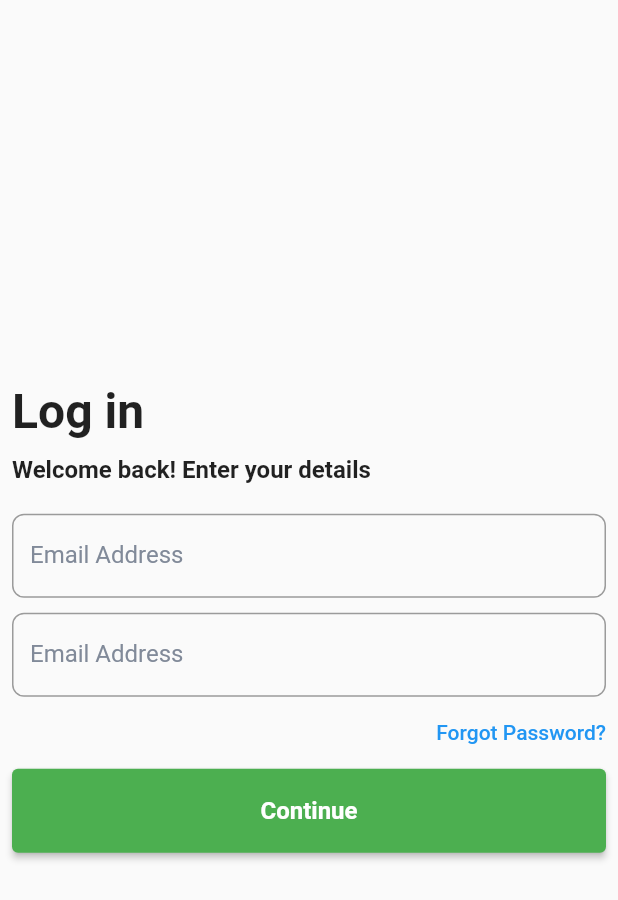
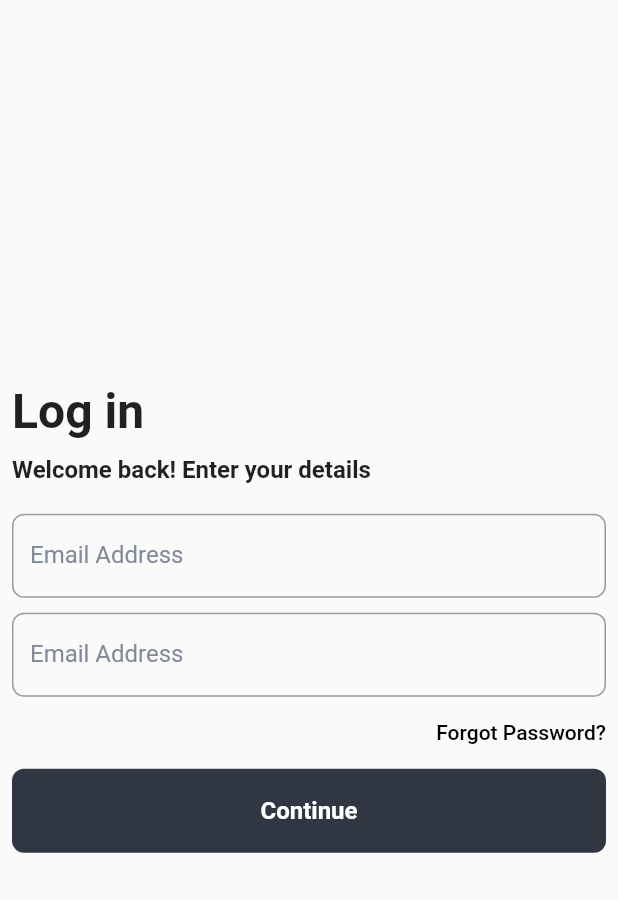
Before and after one commit to MohammedJamal21/Meta_Mentality_App, a Flutter app: the screen it shows after launch, on a phone screen of 412 x 824 dp. Shown: the top 900 px of the screen. Run offline on Flutter 3.47's test engine with Material 2 defaults, Android fonts, the phone set to English and light mode, and no system bars; our stand-ins replace animated_text_kit, timeline_tile, video_player.

Commit message:
MetaButton created

```diff
--- a/lib/presentation/pages/login/login_screen.dart
+++ b/lib/presentation/pages/login/login_screen.dart
@@ -1,4 +1,6 @@
 import 'package:flutter/material.dart';
+
+import '../../../widgets/buttons/meta_button.dart';
 
 class LoginScreen extends StatelessWidget {
   const LoginScreen({Key? key}) : super(key: key);
@@ -48,49 +50,18 @@ class LoginScreen extends StatelessWidget {
                       ),
                     ),
                     onPressed: () {},
-                    child: const Text('Forgot Password?'),
+                    child: const Text(
+                      'Forgot Password?',
+                      style: TextStyle(
+                        color: Colors.black,
+                      ),
+                    ),
                   ),
                 ],
               ),
-              SizedBox(
-                width: double.infinity,
-                height: 56,
-                child: ElevatedButton(
-                  style: ButtonStyle(
-                    backgroundColor:
-                        MaterialStateProperty.all<Color>(Colors.green),
-                    overlayColor:
-                        MaterialStateProperty.all<Color>(Colors.lightGreen),
-                    // splashFactory: InkRipple.splashFactory,
-                    // overlayColor: MaterialStateProperty.resolveWith(
-                    //   (states) {
-                    //     return states.contains(MaterialState.pressed)
-                    //         ? Colors.red
-                    //         : null;
-                    //   },
-                    // ),
-                    // backgroundColor: const MaterialStatePropertyAll(
-                    //   Color(0xff303742),
-                    // ),
-                    // shape: MaterialStateProperty.all<RoundedRectangleBorder>(
-                    //   RoundedRectangleBorder(
-                    //     borderRadius: BorderRadius.circular(8.0),
-                    //     side: const BorderSide(color: Colors.transparent),
-                    //   ),
-                    // ),
-                    // elevation: const MaterialStatePropertyAll(
-                    //   0,
-                    // ),
-                  ),
-                  onPressed: () {},
-                  child: const Text(
-                    'Continue',
-                    style: TextStyle(
-                      fontWeight: FontWeight.bold,
-                      fontSize: 16,
-                    ),
-                  ),
-                ),
+              MetaButton(
+                data: 'Continue',
+                onPressed: () {},
               ),
             ],
           ),
--- /dev/null
+++ b/lib/widgets/buttons/meta_button.dart
@@ -0,0 +1,46 @@
+import 'package:flutter/material.dart';
+
+class MetaButton extends StatelessWidget {
+  final String data;
+  final VoidCallback onPressed;
+
+  const MetaButton({
+    Key? key,
+    required this.data,
+    required this.onPressed,
+  }) : super(key: key);
+
+  @override
+  Widget build(BuildContext context) {
+    return SizedBox(
+      width: double.infinity,
+      height: 56,
+      child: ElevatedButton(
+        style: ButtonStyle(
+          backgroundColor: MaterialStateProperty.all<Color>(
+            const Color(0xFF303742),
+          ),
+          overlayColor:
+              MaterialStateProperty.all<Color>(const Color(0xFF4282ED)),
+          elevation: const MaterialStatePropertyAll(
+            0,
+          ),
+          shape: MaterialStateProperty.all<RoundedRectangleBorder>(
+            RoundedRectangleBorder(
+              borderRadius: BorderRadius.circular(8.0),
+              side: const BorderSide(color: Colors.transparent),
+            ),
+          ),
+        ),
+        onPressed: onPressed,
+        child: Text(
+          data,
+          style: const TextStyle(
+            fontWeight: FontWeight.bold,
+            fontSize: 16,
+          ),
+        ),
+      ),
+    );
+  }
+}
```
